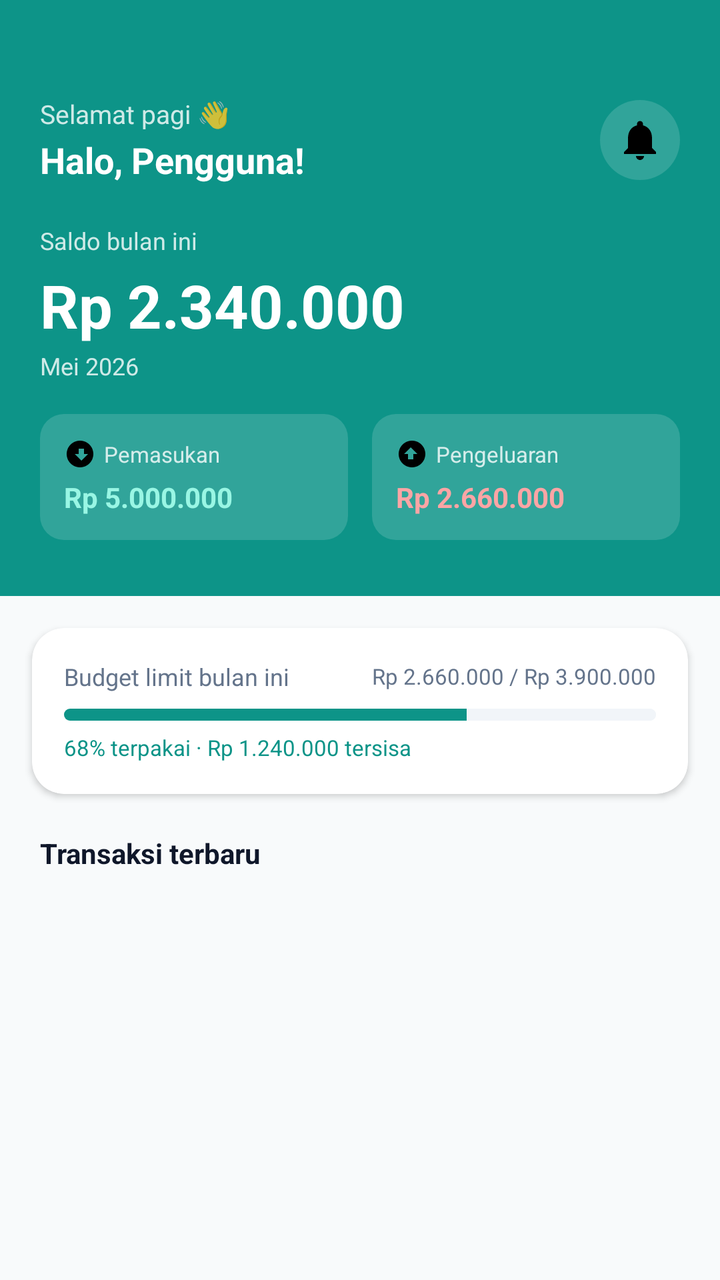
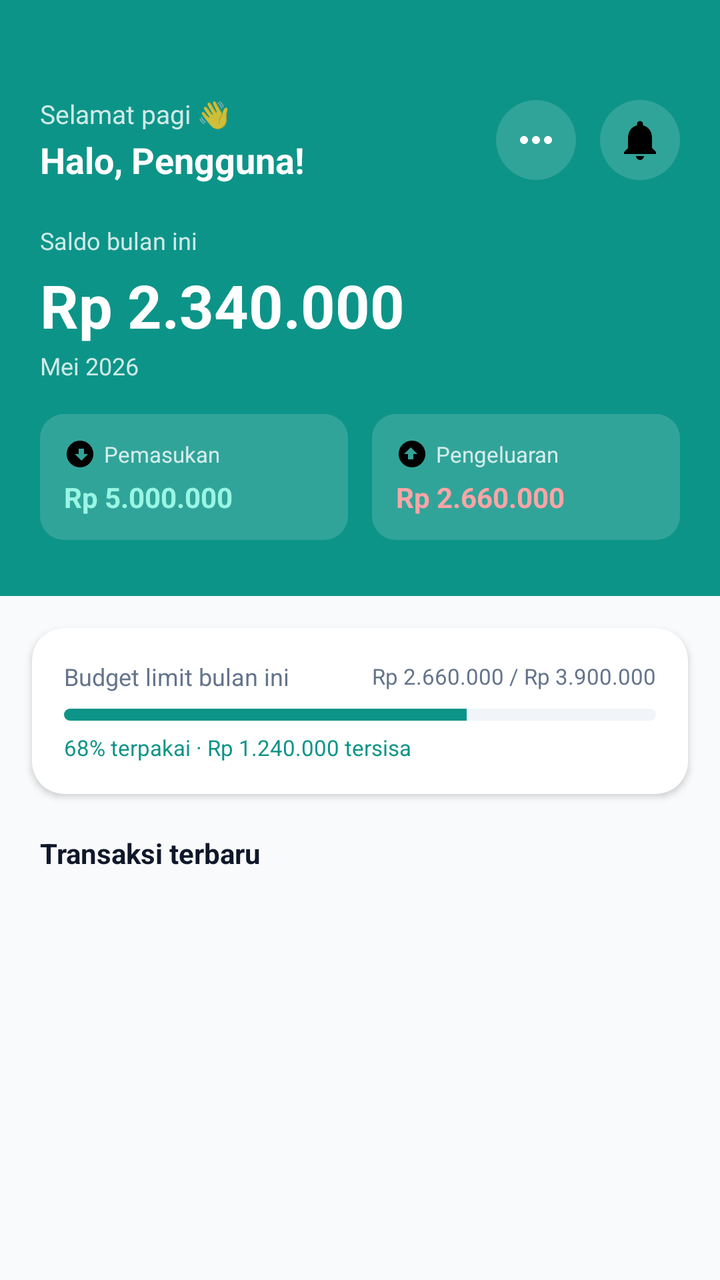

The first picture is an Android layout as it rendered before a commit; the second is the same layout after the commit. The layout source and the unified diff follow.
<!-- AndroidManifest.xml: application theme Theme.CheeuzKantongku -->
<!-- res/layout/fragment_dashboard.xml -->
<?xml version="1.0" encoding="utf-8"?>
<ScrollView xmlns:android="http://schemas.android.com/apk/res/android"
    xmlns:app="http://schemas.android.com/apk/res-auto"
    xmlns:tools="http://schemas.android.com/tools"
    android:layout_width="match_parent"
    android:layout_height="match_parent"
    android:background="@color/background"
    android:fillViewport="true">

    <LinearLayout
        android:layout_width="match_parent"
        android:layout_height="wrap_content"
        android:orientation="vertical">

        
        
        
        <androidx.cardview.widget.CardView
            android:layout_width="match_parent"
            android:layout_height="wrap_content"
            app:cardBackgroundColor="@color/teal_primary"
            app:cardCornerRadius="0dp"
            app:cardElevation="0dp">

            <LinearLayout
                android:layout_width="match_parent"
                android:layout_height="wrap_content"
                android:orientation="vertical"
                android:paddingStart="20dp"
                android:paddingTop="48dp"
                android:paddingEnd="20dp"
                android:paddingBottom="28dp">

                
                <LinearLayout
                    android:layout_width="match_parent"
                    android:layout_height="wrap_content"
                    android:orientation="horizontal"
                    android:gravity="center_vertical"
                    android:layout_marginBottom="20dp">

                    <LinearLayout
                        android:layout_width="0dp"
                        android:layout_height="wrap_content"
                        android:layout_weight="1"
                        android:orientation="vertical">

                        <TextView
                            android:id="@+id/tv_greeting"
                            android:layout_width="wrap_content"
                            android:layout_height="wrap_content"
                            android:text="Selamat pagi 👋"
                            android:textColor="#CCFFFFFF"
                            android:textSize="13sp" />

                        <TextView
                            android:id="@+id/tv_username"
                            android:layout_width="wrap_content"
                            android:layout_height="wrap_content"
                            android:text="Halo, Pengguna!"
                            android:textColor="@android:color/white"
                            android:textSize="18sp"
                            android:textStyle="bold"
                            android:layout_marginTop="2dp"/>
                    </LinearLayout>

                    
                    <ImageView
                        android:id="@+id/btn_notification"
                        android:layout_width="40dp"
                        android:layout_height="40dp"
                        android:background="@drawable/bg_circle_white_alpha"
                        android:padding="8dp"
                        android:src="@drawable/ic_notification"
                        android:contentDescription="Notifikasi" />
                </LinearLayout>

                
                <TextView
                    android:layout_width="wrap_content"
                    android:layout_height="wrap_content"
                    android:text="Saldo bulan ini"
                    android:textColor="#CCFFFFFF"
                    android:textSize="12sp" />

                
                <TextView
                    android:id="@+id/tv_saldo"
                    android:layout_width="wrap_content"
                    android:layout_height="wrap_content"
                    android:text="Rp 2.340.000"
                    android:textColor="@android:color/white"
                    android:textSize="30sp"
                    android:textStyle="bold"
                    android:layout_marginTop="4dp" />

                
                <TextView
                    android:id="@+id/tv_bulan"
                    android:layout_width="wrap_content"
                    android:layout_height="wrap_content"
                    android:text="Mei 2026"
                    android:textColor="#CCFFFFFF"
                    android:textSize="12sp"
                    android:layout_marginTop="2dp" />

                
                <LinearLayout
                    android:layout_width="match_parent"
                    android:layout_height="wrap_content"
                    android:orientation="horizontal"
                    android:layout_marginTop="16dp"
                    android:weightSum="2">

                    
                    <LinearLayout
                        android:layout_width="0dp"
                        android:layout_height="wrap_content"
                        android:layout_weight="1"
                        android:orientation="vertical"
                        android:background="@drawable/bg_card_white_alpha"
                        android:padding="12dp"
                        android:layout_marginEnd="6dp">

                        <LinearLayout
                            android:layout_width="wrap_content"
                            android:layout_height="wrap_content"
                            android:orientation="horizontal"
                            android:gravity="center_vertical">

                            <ImageView
                                android:layout_width="16dp"
                                android:layout_height="16dp"
                                android:src="@drawable/ic_arrow_down_circle"
                                android:contentDescription="Pemasukan" />

                            <TextView
                                android:layout_width="wrap_content"
                                android:layout_height="wrap_content"
                                android:text="Pemasukan"
                                android:textColor="#CCFFFFFF"
                                android:textSize="11sp"
                                android:layout_marginStart="4dp"/>
                        </LinearLayout>

                        <TextView
                            android:id="@+id/tv_pemasukan"
                            android:layout_width="wrap_content"
                            android:layout_height="wrap_content"
                            android:text="Rp 5.000.000"
                            android:textColor="#99F6E4"
                            android:textSize="14sp"
                            android:textStyle="bold"
                            android:layout_marginTop="4dp"/>
                    </LinearLayout>

                    
                    <LinearLayout
                        android:layout_width="0dp"
                        android:layout_height="wrap_content"
                        android:layout_weight="1"
                        android:orientation="vertical"
                        android:background="@drawable/bg_card_white_alpha"
                        android:padding="12dp"
                        android:layout_marginStart="6dp">

                        <LinearLayout
                            android:layout_width="wrap_content"
                            android:layout_height="wrap_content"
                            android:orientation="horizontal"
                            android:gravity="center_vertical">

                            <ImageView
                                android:layout_width="16dp"
                                android:layout_height="16dp"
                                android:src="@drawable/ic_arrow_up_circle"
                                android:contentDescription="Pengeluaran" />

                            <TextView
                                android:layout_width="wrap_content"
                                android:layout_height="wrap_content"
                                android:text="Pengeluaran"
                                android:textColor="#CCFFFFFF"
                                android:textSize="11sp"
                                android:layout_marginStart="4dp"/>
                        </LinearLayout>

                        <TextView
                            android:id="@+id/tv_pengeluaran"
                            android:layout_width="wrap_content"
                            android:layout_height="wrap_content"
                            android:text="Rp 2.660.000"
                            android:textColor="#FCA5A5"
                            android:textSize="14sp"
                            android:textStyle="bold"
                            android:layout_marginTop="4dp"/>
                    </LinearLayout>

                </LinearLayout>
            </LinearLayout>
        </androidx.cardview.widget.CardView>

        
        
        
        <androidx.cardview.widget.CardView
            android:layout_width="match_parent"
            android:layout_height="wrap_content"
            android:layout_marginStart="16dp"
            android:layout_marginTop="16dp"
            android:layout_marginEnd="16dp"
            app:cardBackgroundColor="@color/surface"
            app:cardCornerRadius="16dp"
            app:cardElevation="2dp">

            <LinearLayout
                android:layout_width="match_parent"
                android:layout_height="wrap_content"
                android:orientation="vertical"
                android:padding="16dp">

                
                <LinearLayout
                    android:layout_width="match_parent"
                    android:layout_height="wrap_content"
                    android:orientation="horizontal"
                    android:gravity="center_vertical"
                    android:layout_marginBottom="8dp">

                    <TextView
                        android:layout_width="0dp"
                        android:layout_height="wrap_content"
                        android:layout_weight="1"
                        android:text="Budget limit bulan ini"
                        android:textColor="@color/text_secondary"
                        android:textSize="12sp" />

                    <TextView
                        android:id="@+id/tv_budget_amount"
                        android:layout_width="wrap_content"
                        android:layout_height="wrap_content"
                        android:text="Rp 2.660.000 / Rp 3.900.000"
                        android:textColor="@color/text_secondary"
                        android:textSize="11sp" />
                </LinearLayout>

                
                <ProgressBar
                    android:id="@+id/progress_budget"
                    style="?android:attr/progressBarStyleHorizontal"
                    android:layout_width="match_parent"
                    android:layout_height="6dp"
                    android:max="100"
                    android:progress="68"
                    android:progressDrawable="@drawable/progress_budget_bar"
                    android:background="@drawable/bg_progress_track" />

                
                <TextView
                    android:id="@+id/tv_budget_status"
                    android:layout_width="wrap_content"
                    android:layout_height="wrap_content"
                    android:text="68% terpakai · Rp 1.240.000 tersisa"
                    android:textColor="@color/teal_primary"
                    android:textSize="11sp"
                    android:layout_marginTop="6dp"/>
            </LinearLayout>
        </androidx.cardview.widget.CardView>

        
        
        
        <LinearLayout
            android:layout_width="match_parent"
            android:layout_height="wrap_content"
            android:orientation="horizontal"
            android:gravity="center_vertical"
            android:paddingStart="20dp"
            android:paddingEnd="16dp"
            android:paddingTop="20dp"
            android:paddingBottom="10dp">

            <TextView
                android:layout_width="0dp"
                android:layout_height="wrap_content"
                android:layout_weight="1"
                android:text="Transaksi terbaru"
                android:textColor="@color/text_primary"
                android:textSize="14sp"
                android:textStyle="bold" />

        </LinearLayout>

        
        <androidx.recyclerview.widget.RecyclerView
            android:id="@+id/rv_transaksi"
            android:layout_width="match_parent"
            android:layout_height="wrap_content"
            android:paddingStart="16dp"
            android:paddingEnd="16dp"
            android:paddingBottom="100dp"
            android:clipToPadding="false"
            android:nestedScrollingEnabled="false"
            app:layoutManager="androidx.recyclerview.widget.LinearLayoutManager"
            tools:itemCount="4"
            tools:listitem="@layout/item_transaksi" />

    </LinearLayout>
</ScrollView>
<!-- res/layout/item_transaksi.xml (included above) -->
<?xml version="1.0" encoding="utf-8"?>
<androidx.cardview.widget.CardView xmlns:android="http://schemas.android.com/apk/res/android"
    xmlns:app="http://schemas.android.com/apk/res-auto"
    android:layout_width="match_parent"
    android:layout_height="wrap_content"
    android:layout_marginBottom="8dp"
    app:cardBackgroundColor="@color/surface"
    app:cardCornerRadius="14dp"
    app:cardElevation="1dp">

    <LinearLayout
        android:layout_width="match_parent"
        android:layout_height="wrap_content"
        android:orientation="horizontal"
        android:gravity="center_vertical"
        android:padding="12dp">

        
        <androidx.cardview.widget.CardView
            android:layout_width="40dp"
            android:layout_height="40dp"
            app:cardCornerRadius="12dp"
            app:cardElevation="0dp"
            app:cardBackgroundColor="@color/icon_bg_makan">

            <ImageView
                android:id="@+id/iv_kategori_icon"
                android:layout_width="22dp"
                android:layout_height="22dp"
                android:layout_gravity="center"
                android:src="@drawable/ic_food"
                android:contentDescription="Ikon kategori" />
        </androidx.cardview.widget.CardView>

        
        <LinearLayout
            android:layout_width="0dp"
            android:layout_height="wrap_content"
            android:layout_weight="1"
            android:orientation="vertical"
            android:layout_marginStart="12dp"
            android:layout_marginEnd="8dp">

            <TextView
                android:id="@+id/tv_nama_transaksi"
                android:layout_width="wrap_content"
                android:layout_height="wrap_content"
                android:text="Makan siang"
                android:textColor="@color/text_primary"
                android:textSize="13sp"
                android:textStyle="bold"
                android:maxLines="1"
                android:ellipsize="end" />

            <LinearLayout
                android:layout_width="wrap_content"
                android:layout_height="wrap_content"
                android:orientation="horizontal"
                android:gravity="center_vertical"
                android:layout_marginTop="2dp">

                <TextView
                    android:id="@+id/tv_kategori"
                    android:layout_width="wrap_content"
                    android:layout_height="wrap_content"
                    android:text="Makan"
                    android:textColor="@color/text_secondary"
                    android:textSize="11sp" />

                <View
                    android:layout_width="3dp"
                    android:layout_height="3dp"
                    android:layout_marginStart="5dp"
                    android:layout_marginEnd="5dp"
                    android:background="@color/text_secondary"
                    android:alpha="0.5" />

                <TextView
                    android:id="@+id/tv_tanggal"
                    android:layout_width="wrap_content"
                    android:layout_height="wrap_content"
                    android:text="Hari ini"
                    android:textColor="@color/text_secondary"
                    android:textSize="11sp" />
            </LinearLayout>
        </LinearLayout>

        
        <TextView
            android:id="@+id/tv_nominal"
            android:layout_width="wrap_content"
            android:layout_height="wrap_content"
            android:text="-Rp 35.000"
            android:textColor="@color/expense_red"
            android:textSize="13sp"
            android:textStyle="bold" />

    </LinearLayout>
</androidx.cardview.widget.CardView>
<!-- resources referenced by this layout -->
<resources>
  <color name="background">#F8FAFB</color>
  <color name="expense_red">#EF4444</color>
  <color name="icon_bg_makan">#FEF3C7</color>
  <color name="surface">#FFFFFF</color>
  <color name="teal_primary">#0D9488</color>
  <color name="text_primary">#0F172A</color>
  <color name="text_secondary">#64748B</color>
  <!-- drawable bg_card_white_alpha (drawable) -->
  <?xml version="1.0" encoding="utf-8"?>
  <shape xmlns:android="http://schemas.android.com/apk/res/android"
      android:shape="rectangle">
      <solid android:color="#26FFFFFF" />
      <corners android:radius="12dp" />
  </shape>
  <!-- drawable bg_circle_white_alpha (drawable) -->
  <?xml version="1.0" encoding="utf-8"?>
  <shape xmlns:android="http://schemas.android.com/apk/res/android"
      android:shape="oval">
      <solid android:color="#26FFFFFF" />
  </shape>
  <!-- drawable bg_progress_track (drawable) -->
  <?xml version="1.0" encoding="utf-8"?>
  <shape xmlns:android="http://schemas.android.com/apk/res/android"
      android:shape="rectangle">
      <solid android:color="@color/surface_secondary" />
      <corners android:radius="99dp" />
  </shape>
  <!-- drawable ic_arrow_down_circle (drawable) -->
  <vector xmlns:android="http://schemas.android.com/apk/res/android"
      android:width="24dp" android:height="24dp"
      android:viewportWidth="24" android:viewportHeight="24">
      <path android:fillColor="#FF000000"
          android:pathData="M12,2C6.48,2 2,6.48 2,12s4.48,10 10,10 10,-4.48 10,-10S17.52,2 12,2zM13,17l-5,-5h3V8h4v4h3l-5,5z"/>
  </vector>
  <!-- drawable ic_arrow_up_circle (drawable) -->
  <vector xmlns:android="http://schemas.android.com/apk/res/android"
      android:width="24dp" android:height="24dp"
      android:viewportWidth="24" android:viewportHeight="24">
      <path android:fillColor="#FF000000"
          android:pathData="M12,2C6.48,2 2,6.48 2,12s4.48,10 10,10 10,-4.48 10,-10S17.52,2 12,2zM11,7l5,5h-3v4h-4v-4H6l5,-5z"/>
  </vector>
  <!-- drawable ic_notification (drawable) -->
  <vector xmlns:android="http://schemas.android.com/apk/res/android"
      android:width="24dp" android:height="24dp"
      android:viewportWidth="24" android:viewportHeight="24">
      <path android:fillColor="#FF000000"
          android:pathData="M12,22c1.1,0 2,-0.9 2,-2h-4c0,1.1 0.9,2 2,2zM18,16v-5c0,-3.07 -1.64,-5.64 -4.5,-6.32V4c0,-0.83 -0.67,-1.5 -1.5,-1.5s-1.5,0.67 -1.5,1.5v0.68C7.63,5.36 6,7.92 6,11v5l-2,2v1h16v-1l-2,-2z"/>
  </vector>
  <style name="Theme.CheeuzKantongku" parent="Theme.MaterialComponents.DayNight.NoActionBar">
          
          <item name="colorPrimary">@color/teal_700</item>
          <item name="colorPrimaryVariant">@color/teal_700</item>
          <item name="colorOnPrimary">@android:color/white</item>
  
          
          <item name="colorSecondary">@color/teal_200</item>
      </style>
  <color name="surface_secondary">#F1F5F9</color>
  <color name="teal_700">#018786</color>
  <color name="teal_200">#03DAC5</color>
  <!-- unchanged entries left out for length: 2 -->
</resources>

<!-- the commit's change to res/layout/fragment_dashboard.xml (unified diff, before → after) -->
@@ -63,6 +63,24 @@
                             android:textStyle="bold"
                             android:layout_marginTop="2dp"/>
                     </LinearLayout>
+
+                    
+                    <androidx.cardview.widget.CardView
+                        android:layout_width="40dp"
+                        android:layout_height="40dp"
+                        android:layout_marginEnd="12dp"
+                        app:cardCornerRadius="20dp"
+                        app:cardElevation="0dp"
+                        app:cardBackgroundColor="#26FFFFFF">
+                        <ImageView
+                            android:id="@+id/iv_dashboard_avatar"
+                            android:layout_width="match_parent"
+                            android:layout_height="match_parent"
+                            android:src="@drawable/ic_other"
+                            android:padding="8dp"
+                            app:tint="@android:color/white"
+                            android:contentDescription="Avatar"/>
+                    </androidx.cardview.widget.CardView>
 
                     
                     <ImageView
<!-- resource entries referenced after the edit -->
@@ -48,6 +48,13 @@
       <path android:fillColor="#FF000000"
           android:pathData="M12,22c1.1,0 2,-0.9 2,-2h-4c0,1.1 0.9,2 2,2zM18,16v-5c0,-3.07 -1.64,-5.64 -4.5,-6.32V4c0,-0.83 -0.67,-1.5 -1.5,-1.5s-1.5,0.67 -1.5,1.5v0.68C7.63,5.36 6,7.92 6,11v5l-2,2v1h16v-1l-2,-2z"/>
   </vector>
+  <!-- drawable ic_other (drawable) -->
+  <vector xmlns:android="http://schemas.android.com/apk/res/android"
+      android:width="24dp" android:height="24dp"
+      android:viewportWidth="24" android:viewportHeight="24">
+      <path android:fillColor="#FF000000"
+          android:pathData="M6,10c-1.1,0 -2,0.9 -2,2s0.9,2 2,2 2,-0.9 2,-2 -0.9,-2 -2,-2zM18,10c-1.1,0 -2,0.9 -2,2s0.9,2 2,2 2,-0.9 2,-2 -0.9,-2 -2,-2zM12,10c-1.1,0 -2,0.9 -2,2s0.9,2 2,2 2,-0.9 2,-2 -0.9,-2 -2,-2z"/>
+  </vector>
   <style name="Theme.CheeuzKantongku" parent="Theme.MaterialComponents.DayNight.NoActionBar">
           
           <item name="colorPrimary">@color/teal_700</item>
